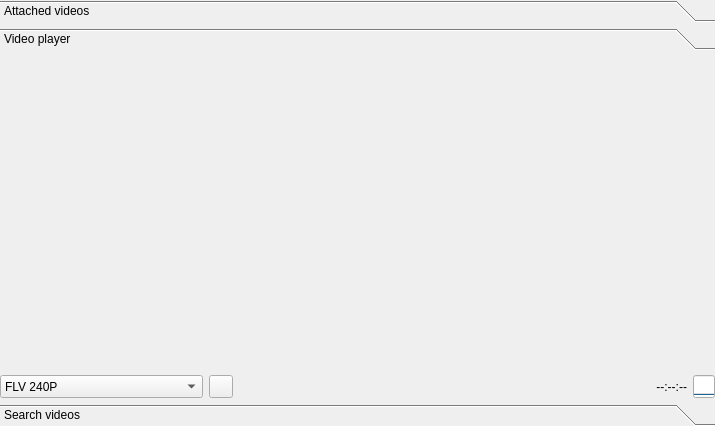
First picture: the form in youtubevideoplayer.ui, repository qmc2/qmc2-mame-fe, before the edit.
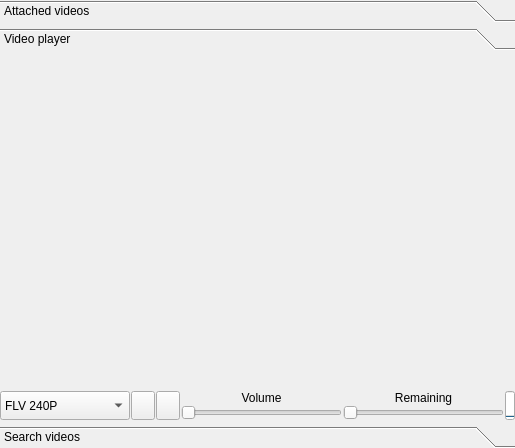
Second picture: the form after the edit. Icons and pictures are not drawn. Custom widgets are drawn as their Qt base class.

Commit message: imp: revised many aspects of the YouTube video-player, also for its upcoming Qt 5 support (not yet)

```diff
--- a/youtubevideoplayer.ui
+++ b/youtubevideoplayer.ui
@@ -7,8 +7,8 @@
    <rect>
     <x>0</x>
     <y>0</y>
-    <width>715</width>
-    <height>426</height>
+    <width>515</width>
+    <height>448</height>
    </rect>
   </property>
   <layout class="QGridLayout" name="gridLayout">
@@ -17,6 +17,12 @@
    </property>
    <item row="0" column="0">
     <widget class="QToolBox" name="toolBox">
+     <property name="minimumSize">
+      <size>
+       <width>10</width>
+       <height>0</height>
+      </size>
+     </property>
      <property name="contextMenuPolicy">
       <enum>Qt::CustomContextMenu</enum>
      </property>
@@ -162,8 +168,8 @@
        <rect>
         <x>0</x>
         <y>0</y>
-        <width>705</width>
-        <height>332</height>
+        <width>505</width>
+        <height>354</height>
        </rect>
       </property>
       <attribute name="icon">
@@ -173,14 +179,34 @@
       <attribute name="label">
        <string>Video player</string>
       </attribute>
-      <layout class="QGridLayout" name="gridLayoutVideoPlayer" rowstretch="1,0" columnstretch="0,0,0,0,0,0">
+      <layout class="QGridLayout" name="gridLayoutVideoPlayer" rowstretch="1,0">
+       <property name="horizontalSpacing">
+        <number>1</number>
+       </property>
        <property name="margin">
         <number>0</number>
        </property>
+       <item row="1" column="2">
+        <widget class="QToolButton" name="toolButtonMute">
+         <property name="sizePolicy">
+          <sizepolicy hsizetype="Fixed" vsizetype="Minimum">
+           <horstretch>0</horstretch>
+           <verstretch>0</verstretch>
+          </sizepolicy>
+         </property>
+         <property name="icon">
+          <iconset resource="qmc2.qrc">
+           <normaloff>:/data/img/sound.png</normaloff>:/data/img/sound.png</iconset>
+         </property>
+         <property name="checkable">
+          <bool>true</bool>
+         </property>
+        </widget>
+       </item>
        <item row="1" column="0">
         <widget class="QComboBox" name="comboBoxPreferredFormat">
          <property name="sizePolicy">
-          <sizepolicy hsizetype="Preferred" vsizetype="Ignored">
+          <sizepolicy hsizetype="Preferred" vsizetype="Minimum">
            <horstretch>0</horstretch>
            <verstretch>0</verstretch>
           </sizepolicy>
@@ -279,44 +305,8 @@
          </property>
         </widget>
        </item>
-       <item row="1" column="2">
-        <widget class="Phonon::VolumeSlider" name="volumeSlider">
-         <property name="sizePolicy">
-          <sizepolicy hsizetype="Preferred" vsizetype="Minimum">
-           <horstretch>0</horstretch>
-           <verstretch>0</verstretch>
-          </sizepolicy>
-         </property>
-        </widget>
-       </item>
-       <item row="1" column="3">
-        <widget class="Phonon::SeekSlider" name="seekSlider">
-         <property name="sizePolicy">
-          <sizepolicy hsizetype="Preferred" vsizetype="Minimum">
-           <horstretch>0</horstretch>
-           <verstretch>0</verstretch>
-          </sizepolicy>
-         </property>
-        </widget>
-       </item>
-       <item row="1" column="4">
-        <widget class="QLabel" name="labelPlayingTime">
-         <property name="sizePolicy">
-          <sizepolicy hsizetype="Fixed" vsizetype="Ignored">
-           <horstretch>0</horstretch>
-           <verstretch>0</verstretch>
-          </sizepolicy>
-         </property>
-         <property name="toolTip">
-          <string>Remaining playing time</string>
-         </property>
-         <property name="text">
-          <string notr="true">--:--:--</string>
-         </property>
-         <property name="alignment">
-          <set>Qt::AlignRight|Qt::AlignTrailing|Qt::AlignVCenter</set>
-         </property>
-        </widget>
+       <item row="0" column="0" colspan="6">
+        <widget class="QWidget" name="widgetVideoPlayerPlaceholder" native="true"/>
        </item>
        <item row="1" column="5">
         <widget class="QProgressBar" name="progressBarBufferStatus">
@@ -326,6 +316,12 @@
            <verstretch>0</verstretch>
           </sizepolicy>
          </property>
+         <property name="maximumSize">
+          <size>
+           <width>10</width>
+           <height>16777215</height>
+          </size>
+         </property>
          <property name="toolTip">
           <string>Current buffer fill level</string>
          </property>
@@ -340,8 +336,68 @@
          </property>
         </widget>
        </item>
-       <item row="0" column="0" colspan="6">
-        <widget class="QWidget" name="widgetVideoPlayerPlaceholder" native="true"/>
+       <item row="1" column="4">
+        <layout class="QVBoxLayout" name="verticalLayoutSeekSlider">
+         <property name="spacing">
+          <number>0</number>
+         </property>
+         <item>
+          <widget class="QLabel" name="labelSeekSlider">
+           <property name="text">
+            <string>Remaining</string>
+           </property>
+           <property name="alignment">
+            <set>Qt::AlignBottom|Qt::AlignHCenter</set>
+           </property>
+          </widget>
+         </item>
+         <item>
+          <widget class="QSlider" name="seekSlider">
+           <property name="sizePolicy">
+            <sizepolicy hsizetype="Expanding" vsizetype="Fixed">
+             <horstretch>0</horstretch>
+             <verstretch>0</verstretch>
+            </sizepolicy>
+           </property>
+           <property name="orientation">
+            <enum>Qt::Horizontal</enum>
+           </property>
+          </widget>
+         </item>
+        </layout>
+       </item>
+       <item row="1" column="3">
+        <layout class="QVBoxLayout" name="verticalLayoutVolumeSlider">
+         <property name="spacing">
+          <number>0</number>
+         </property>
+         <item>
+          <widget class="QLabel" name="labelVolumeSlider">
+           <property name="text">
+            <string>Volume</string>
+           </property>
+           <property name="alignment">
+            <set>Qt::AlignBottom|Qt::AlignHCenter</set>
+           </property>
+          </widget>
+         </item>
+         <item>
+          <widget class="QSlider" name="volumeSlider">
+           <property name="sizePolicy">
+            <sizepolicy hsizetype="Expanding" vsizetype="Fixed">
+             <horstretch>0</horstretch>
+             <verstretch>0</verstretch>
+            </sizepolicy>
+           </property>
+           <property name="maximum">
+            <number>100</number>
+           </property>
+           <property name="orientation">
+            <enum>Qt::Horizontal</enum>
+           </property>
+          </widget>
+         </item>
+        </layout>
        </item>
       </layout>
      </widget>
@@ -505,18 +561,6 @@
   </layout>
  </widget>
  <layoutdefault spacing="6" margin="6"/>
- <customwidgets>
-  <customwidget>
-   <class>Phonon::SeekSlider</class>
-   <extends>QWidget</extends>
-   <header location="global">phonon/seekslider.h</header>
-  </customwidget>
-  <customwidget>
-   <class>Phonon::VolumeSlider</class>
-   <extends>QWidget</extends>
-   <header location="global">phonon/volumeslider.h</header>
-  </customwidget>
- </customwidgets>
  <tabstops>
   <tabstop>listWidgetAttachedVideos</tabstop>
   <tabstop>checkBoxPlayOMatic</tabstop>
```
Left out of the diff: 35 changed lines with no effect on the pictures. The commit also changes 10 other files.
